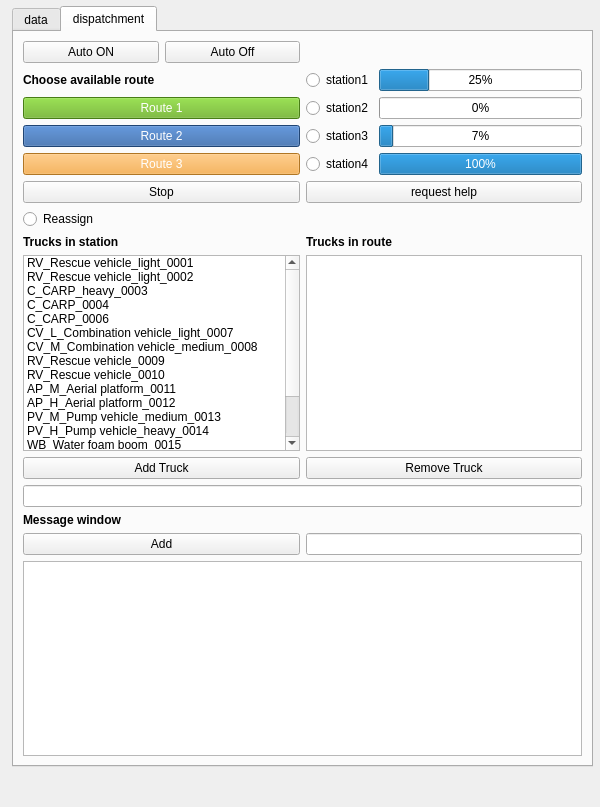
Above: DispatchHero/new_proposal.ui from pimklaassen/GEO1005 before the change. Below: the same form after it.
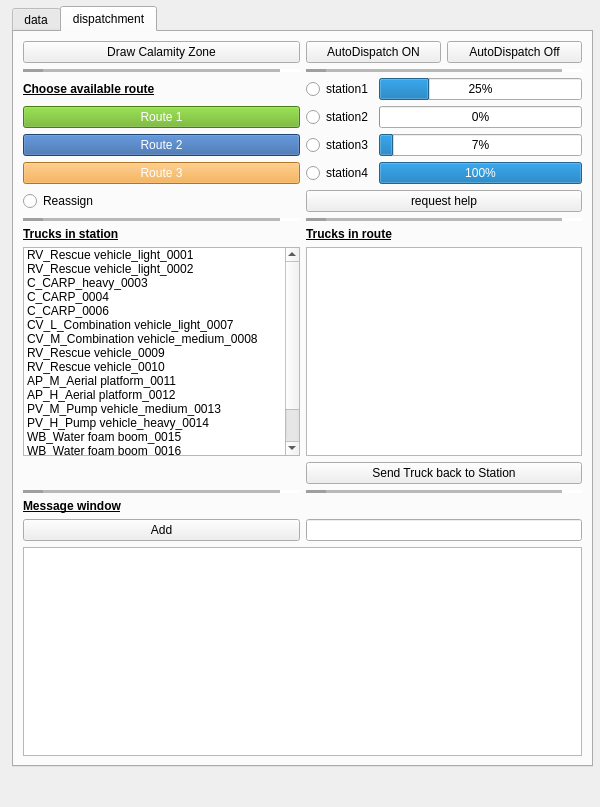
That is the form after the change. The open tabs and pages were chosen to show the change.

```diff
--- a/DispatchHero/new_proposal.ui
+++ b/DispatchHero/new_proposal.ui
@@ -127,16 +127,6 @@
       <item>
        <widget class="QListWidget" name="vesselsList"/>
       </item>
-      <item>
-       <widget class="QPushButton" name="drawPolygonButton">
-        <property name="text">
-         <string>Start/End polygon drawing</string>
-        </property>
-        <property name="checkable">
-         <bool>true</bool>
-        </property>
-       </widget>
-      </item>
       <item>
        <layout class="QGridLayout" name="gridLayout">
         <item row="1" column="1">
@@ -184,20 +174,7 @@
      <layout class="QVBoxLayout" name="verticalLayout">
       <item>
        <layout class="QGridLayout" name="gridLayout_2">
-        <item row="1" column="0">
-         <widget class="QLabel" name="label_8">
-          <property name="font">
-           <font>
-            <weight>75</weight>
-            <bold>true</bold>
-           </font>
-          </property>
-          <property name="text">
-           <string>Choose available route</string>
-          </property>
-         </widget>
-        </item>
-        <item row="3" column="1">
+        <item row="4" column="1">
          <layout class="QHBoxLayout" name="horizontalLayout_4">
           <item>
            <widget class="QRadioButton" name="Station3">
@@ -218,7 +195,21 @@
           </item>
          </layout>
         </item>
-        <item row="1" column="1">
+        <item row="2" column="0">
+         <widget class="QLabel" name="label_8">
+          <property name="font">
+           <font>
+            <weight>75</weight>
+            <bold>true</bold>
+            <underline>true</underline>
+           </font>
+          </property>
+          <property name="text">
+           <string>Choose available route</string>
+          </property>
+         </widget>
+        </item>
+        <item row="2" column="1">
          <layout class="QHBoxLayout" name="horizontalLayout_3">
           <item>
            <widget class="QRadioButton" name="Station1">
@@ -236,7 +227,7 @@
           </item>
          </layout>
         </item>
-        <item row="4" column="1">
+        <item row="5" column="1">
          <layout class="QHBoxLayout" name="horizontalLayout_5">
           <item>
            <widget class="QRadioButton" name="Station4">
@@ -254,7 +245,7 @@
           </item>
          </layout>
         </item>
-        <item row="2" column="0">
+        <item row="3" column="0">
          <widget class="QPushButton" name="Route1">
           <property name="autoFillBackground">
            <bool>false</bool>
@@ -267,7 +258,7 @@
           </property>
          </widget>
         </item>
-        <item row="3" column="0">
+        <item row="4" column="0">
          <widget class="QPushButton" name="Route2">
           <property name="styleSheet">
            <string notr="true">background-color: rgb(45, 96, 163); color: white;</string>
@@ -277,7 +268,48 @@
           </property>
          </widget>
         </item>
-        <item row="2" column="1">
+        <item row="10" column="0">
+         <widget class="QLabel" name="label_5">
+          <property name="font">
+           <font>
+            <weight>75</weight>
+            <bold>true</bold>
+            <underline>true</underline>
+           </font>
+          </property>
+          <property name="text">
+           <string>Trucks in station</string>
+          </property>
+         </widget>
+        </item>
+        <item row="17" column="0">
+         <widget class="QPushButton" name="Add_message">
+          <property name="text">
+           <string>Add</string>
+          </property>
+         </widget>
+        </item>
+        <item row="11" column="1">
+         <widget class="QListWidget" name="Trucks_in_route"/>
+        </item>
+        <item row="5" column="0">
+         <widget class="QPushButton" name="Route3">
+          <property name="styleSheet">
+           <string notr="true">background-color: rgb(247, 165, 51); color: white;</string>
+          </property>
+          <property name="text">
+           <string>Route 3</string>
+          </property>
+         </widget>
+        </item>
+        <item row="7" column="1">
+         <widget class="QPushButton" name="Help">
+          <property name="text">
+           <string>request help</string>
+          </property>
+         </widget>
+        </item>
+        <item row="3" column="1">
          <layout class="QHBoxLayout" name="horizontalLayout_2">
           <item>
            <widget class="QRadioButton" name="Station2">
@@ -295,79 +327,33 @@
           </item>
          </layout>
         </item>
-        <item row="6" column="1">
-         <widget class="QPushButton" name="Help">
-          <property name="text">
-           <string>request help</string>
-          </property>
-         </widget>
+        <item row="18" column="0" colspan="2">
+         <widget class="QListWidget" name="Message_display"/>
         </item>
-        <item row="4" column="0">
-         <widget class="QPushButton" name="Route3">
-          <property name="styleSheet">
-           <string notr="true">background-color: rgb(247, 165, 51); color: white;</string>
-          </property>
-          <property name="text">
-           <string>Route 3</string>
-          </property>
-         </widget>
+        <item row="0" column="0">
+         <layout class="QHBoxLayout" name="horizontalLayout_6">
+          <item>
+           <widget class="QPushButton" name="drawPolygonButton">
+            <property name="text">
+             <string>Draw Calamity Zone</string>
+            </property>
+            <property name="checkable">
+             <bool>true</bool>
+            </property>
+           </widget>
+          </item>
+         </layout>
         </item>
-        <item row="8" column="0">
-         <widget class="QLabel" name="label_5">
-          <property name="font">
-           <font>
-            <weight>75</weight>
-            <bold>true</bold>
-           </font>
-          </property>
-          <property name="text">
-           <string>Trucks in station</string>
-          </property>
-         </widget>
+        <item row="17" column="1">
+         <widget class="QLineEdit" name="Route_message"/>
         </item>
-        <item row="12" column="1">
-         <widget class="QPushButton" name="Delete_truck">
-          <property name="text">
-           <string>Remove Truck</string>
-          </property>
-         </widget>
-        </item>
-        <item row="13" column="0" colspan="2">
-         <widget class="QLineEdit" name="Truck_text"/>
-        </item>
-        <item row="12" column="0">
-         <widget class="QPushButton" name="Add_truck">
-          <property name="text">
-           <string>Add Truck</string>
-          </property>
-         </widget>
-        </item>
-        <item row="14" column="0">
-         <widget class="QLabel" name="label_7">
-          <property name="font">
-           <font>
-            <weight>75</weight>
-            <bold>true</bold>
-           </font>
-          </property>
-          <property name="text">
-           <string>Message window</string>
-          </property>
-         </widget>
-        </item>
-        <item row="15" column="0">
-         <widget class="QPushButton" name="Add_message">
-          <property name="text">
-           <string>Add</string>
-          </property>
-         </widget>
-        </item>
-        <item row="8" column="1">
+        <item row="10" column="1">
          <widget class="QLabel" name="label_6">
           <property name="font">
            <font>
             <weight>75</weight>
             <bold>true</bold>
+            <underline>true</underline>
            </font>
           </property>
           <property name="text">
@@ -375,30 +361,79 @@
           </property>
          </widget>
         </item>
-        <item row="6" column="0">
-         <widget class="QPushButton" name="Stop">
-          <property name="text">
-           <string>Stop</string>
+        <item row="15" column="0">
+         <widget class="Line" name="line_5">
+          <property name="lineWidth">
+           <number>20</number>
           </property>
-         </widget>
-        </item>
-        <item row="9" column="1">
-         <widget class="QListWidget" name="Trucks_in_route"/>
-        </item>
-        <item row="15" column="1">
-         <widget class="QLineEdit" name="Route_message"/>
-        </item>
-        <item row="16" column="0" colspan="2">
-         <widget class="QListWidget" name="Message_display"/>
-        </item>
-        <item row="7" column="0">
-         <widget class="QRadioButton" name="Reassign">
-          <property name="text">
-           <string>Reassign</string>
+          <property name="midLineWidth">
+           <number>20</number>
+          </property>
+          <property name="orientation">
+           <enum>Qt::Horizontal</enum>
           </property>
          </widget>
         </item>
         <item row="9" column="0">
+         <widget class="Line" name="line_3">
+          <property name="lineWidth">
+           <number>20</number>
+          </property>
+          <property name="midLineWidth">
+           <number>20</number>
+          </property>
+          <property name="orientation">
+           <enum>Qt::Horizontal</enum>
+          </property>
+         </widget>
+        </item>
+        <item row="1" column="0">
+         <widget class="Line" name="line">
+          <property name="lineWidth">
+           <number>20</number>
+          </property>
+          <property name="midLineWidth">
+           <number>20</number>
+          </property>
+          <property name="orientation">
+           <enum>Qt::Horizontal</enum>
+          </property>
+         </widget>
+        </item>
+        <item row="1" column="1">
+         <widget class="Line" name="line_2">
+          <property name="lineWidth">
+           <number>20</number>
+          </property>
+          <property name="midLineWidth">
+           <number>20</number>
+          </property>
+          <property name="orientation">
+           <enum>Qt::Horizontal</enum>
+          </property>
+         </widget>
+        </item>
+        <item row="9" column="1">
+         <widget class="Line" name="line_4">
+          <property name="lineWidth">
+           <number>20</number>
+          </property>
+          <property name="midLineWidth">
+           <number>20</number>
+          </property>
+          <property name="orientation">
+           <enum>Qt::Horizontal</enum>
+          </property>
+         </widget>
+        </item>
+        <item row="14" column="1">
+         <widget class="QPushButton" name="Stop">
+          <property name="text">
+           <string>Send Truck back to Station</string>
+          </property>
+         </widget>
+        </item>
+        <item row="11" column="0">
          <widget class="QListWidget" name="In_station_list">
           <item>
            <property name="text">
@@ -487,19 +522,59 @@
           </item>
          </widget>
         </item>
-        <item row="0" column="0">
-         <layout class="QHBoxLayout" name="horizontalLayout_6">
+        <item row="7" column="0">
+         <widget class="QRadioButton" name="Reassign">
+          <property name="text">
+           <string>Reassign</string>
+          </property>
+         </widget>
+        </item>
+        <item row="15" column="1">
+         <widget class="Line" name="line_6">
+          <property name="lineWidth">
+           <number>20</number>
+          </property>
+          <property name="midLineWidth">
+           <number>20</number>
+          </property>
+          <property name="orientation">
+           <enum>Qt::Horizontal</enum>
+          </property>
+         </widget>
+        </item>
+        <item row="16" column="0">
+         <widget class="QLabel" name="label_7">
+          <property name="font">
+           <font>
+            <weight>75</weight>
+            <bold>true</bold>
+            <underline>true</underline>
+           </font>
+          </property>
+          <property name="text">
+           <string>Message window</string>
+          </property>
+         </widget>
+        </item>
+        <item row="0" column="1">
+         <layout class="QHBoxLayout" name="horizontalLayout_7">
           <item>
            <widget class="QPushButton" name="Auto_ON">
             <property name="text">
-             <string>Auto ON</string>
+             <string>AutoDispatch ON</string>
+            </property>
+            <property name="checkable">
+             <bool>false</bool>
             </property>
            </widget>
           </item>
           <item>
            <widget class="QPushButton" name="Auto_OFF">
             <property name="text">
-             <string>Auto Off</string>
+             <string>AutoDispatch Off</string>
+            </property>
+            <property name="checkable">
+             <bool>false</bool>
             </property>
            </widget>
           </item>
```
Left out of the diff: 9 changed lines with no effect on the pictures.
